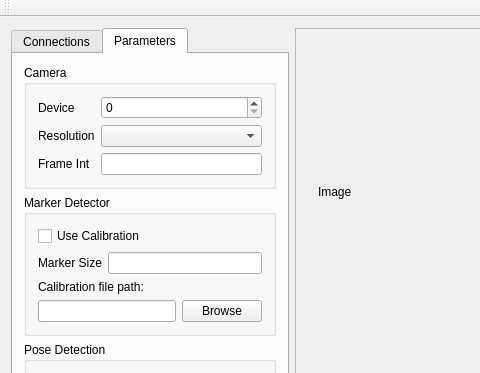
Old version of the form qt_guis/KeytrackSimple/mainwindow.ui in the repository jaybdub/umd_sand_rover; both pictures show x 0 to 480 and y 0 to 373 of the 1117 by 774 pixel window.
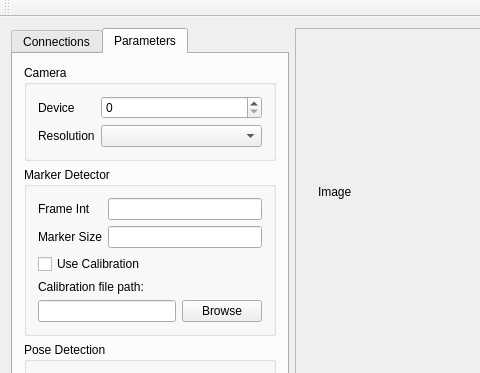
New version of the form. The open tabs and pages were chosen to show the change. Custom widgets are drawn as their Qt base class.

What changed in the file:
```diff
--- a/qt_guis/KeytrackSimple/mainwindow.ui
+++ b/qt_guis/KeytrackSimple/mainwindow.ui
@@ -174,16 +174,6 @@
                  <item row="0" column="1">
                   <widget class="QSpinBox" name="cameraDeviceSpinBox"/>
                  </item>
-                 <item row="2" column="0">
-                  <widget class="QLabel" name="label_6">
-                   <property name="text">
-                    <string>Frame Int</string>
-                   </property>
-                  </widget>
-                 </item>
-                 <item row="2" column="1">
-                  <widget class="QLineEdit" name="frameIntLineEdit"/>
-                 </item>
                 </layout>
                </item>
               </layout>
@@ -201,26 +191,19 @@
                <string>Marker Detector</string>
               </property>
               <layout class="QVBoxLayout" name="verticalLayout_3">
-               <item>
-                <widget class="QCheckBox" name="useCalibrationCheckBox">
-                 <property name="text">
-                  <string>Use Calibration</string>
-                 </property>
-                </widget>
-               </item>
                <item>
                 <layout class="QFormLayout" name="formLayout_2">
                  <property name="fieldGrowthPolicy">
                   <enum>QFormLayout::AllNonFixedFieldsGrow</enum>
                  </property>
-                 <item row="0" column="0">
+                 <item row="1" column="0">
                   <widget class="QLabel" name="label_2">
                    <property name="text">
                     <string>Marker Size</string>
                    </property>
                   </widget>
                  </item>
-                 <item row="0" column="1">
+                 <item row="1" column="1">
                   <widget class="QLineEdit" name="markerSizeLineEdit">
                    <property name="sizePolicy">
                     <sizepolicy hsizetype="Minimum" vsizetype="Fixed">
@@ -236,8 +219,25 @@
                    </property>
                   </widget>
                  </item>
+                 <item row="0" column="0">
+                  <widget class="QLabel" name="label_6">
+                   <property name="text">
+                    <string>Frame Int</string>
+                   </property>
+                  </widget>
+                 </item>
+                 <item row="0" column="1">
+                  <widget class="QLineEdit" name="frameIntLineEdit"/>
+                 </item>
                 </layout>
                </item>
+               <item>
+                <widget class="QCheckBox" name="useCalibrationCheckBox">
+                 <property name="text">
+                  <string>Use Calibration</string>
+                 </property>
+                </widget>
+               </item>
                <item>
                 <widget class="QLabel" name="label_3">
                  <property name="text">
```
Left out of the diff: 2 changed lines with no effect on the pictures.
